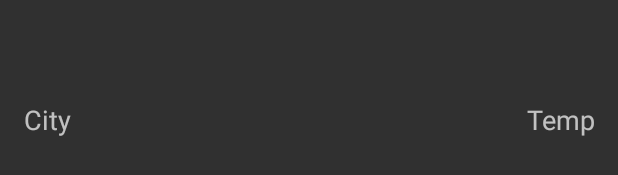
After one commit to ddddi21/AndroidCourse, an Android app: the layout item_weather.xml on its own in the app's theme, with its tools: preview values and no code run, on a phone screen of 412 x 824 dp. The commit adds this screen. Shown: the part 284-459 px from the top of the screen. Run offline under Robolectric (Android 15) with nearby library versions, the phone set to English and light mode, and no system bars.

Commit message:
layouts, list, network

```diff
--- /dev/null
+++ b/app/src/main/res/layout/item_weather.xml
@@ -0,0 +1,41 @@
+<?xml version="1.0" encoding="utf-8"?>
+<androidx.constraintlayout.widget.ConstraintLayout
+    xmlns:android="http://schemas.android.com/apk/res/android"
+    xmlns:app="http://schemas.android.com/apk/res-auto"
+    xmlns:tools="http://schemas.android.com/tools"
+    android:layout_width="match_parent"
+    android:layout_height="match_parent">
+
+    <TextView
+        android:id="@+id/city_name"
+        android:layout_width="270dp"
+        android:layout_height="46dp"
+        android:paddingStart="16dp"
+        android:paddingTop="16dp"
+        android:paddingEnd="16dp"
+        android:text="City"
+        android:textSize="18sp"
+        app:layout_constraintBottom_toBottomOf="parent"
+        app:layout_constraintEnd_toStartOf="@+id/city_temp"
+        app:layout_constraintHorizontal_bias="0.0"
+        app:layout_constraintStart_toStartOf="parent"
+        app:layout_constraintTop_toTopOf="parent"
+        app:layout_constraintVertical_bias="0.309" />
+
+    <TextView
+        android:id="@+id/city_temp"
+        android:layout_width="130dp"
+        android:layout_height="46dp"
+        android:paddingStart="16dp"
+        android:paddingTop="16dp"
+        android:paddingEnd="16dp"
+        android:text="Temp"
+        android:gravity="right"
+        android:textSize="18sp"
+        app:layout_constraintBottom_toBottomOf="parent"
+        app:layout_constraintEnd_toEndOf="parent"
+        app:layout_constraintHorizontal_bias="1.0"
+        app:layout_constraintStart_toStartOf="@+id/city_name"
+        app:layout_constraintTop_toTopOf="parent"
+        app:layout_constraintVertical_bias="0.309" />
+</androidx.constraintlayout.widget.ConstraintLayout>
--- a/app/src/main/res/values/styles.xml
+++ b/app/src/main/res/values/styles.xml
@@ -1,6 +1,6 @@
 <resources>
     <!-- Base application theme. -->
-    <style name="AppTheme" parent="Theme.AppCompat.Light.DarkActionBar">
+    <style name="AppTheme" parent="Theme.AppCompat.NoActionBar">
         <!-- Customize your theme here. -->
         <item name="colorPrimary">@color/colorPrimary</item>
         <item name="colorPrimaryDark">@color/colorPrimaryDark</item>
```
Also changed, not shown: app/src/main/java/com/example/androidcourse/list/WeatherHolder.kt (added, +20 -0 lines), app/src/main/java/com/example/androidcourse/network/ApiFactory.kt (+9 -0 lines), app/src/main/java/com/example/androidcourse/weatherUtils/WeatherApi.kt (+7 -0 lines), app/src/main/java/com/example/androidcourse/weatherUtils/WeatherResponseByList.kt (added, +8 -0 lines), app/src/main/res/layout/activity_main.xml (+2 -9 lines), app/src/main/res/layout/weather_list_fragment.xml (added, +31 -0 lines).
